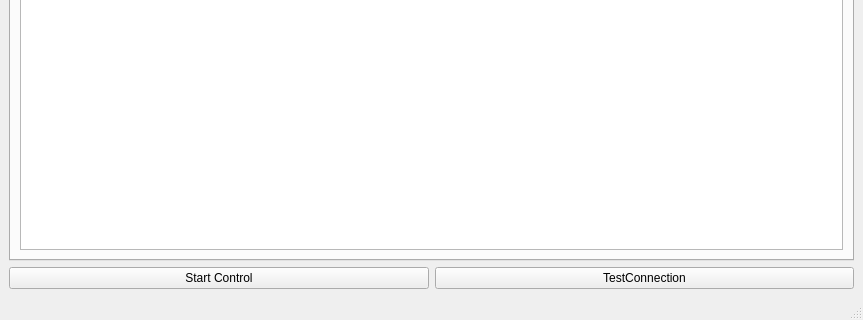
duqcyxwd/LeapRobot, file mainwindow.ui: the form before one commit; both pictures show x 0 to 863 and y 318 to 638 of the 863 by 638 pixel window.
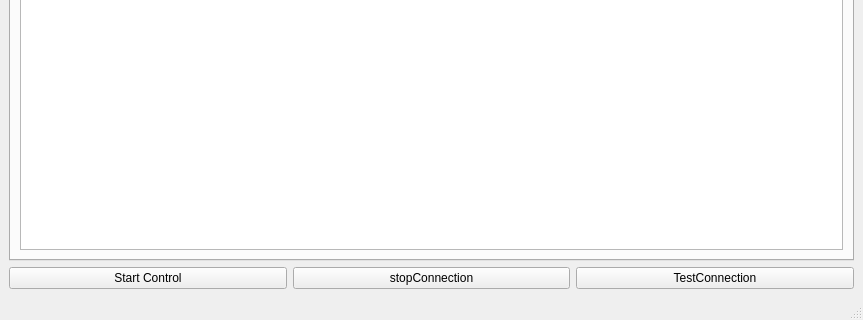
The form after the commit.

Commit message: update connection between mainWindow and control window

```diff
--- a/mainwindow.ui
+++ b/mainwindow.ui
@@ -67,6 +67,13 @@
         </property>
        </widget>
       </item>
+      <item>
+       <widget class="QPushButton" name="stopConnection">
+        <property name="text">
+         <string>stopConnection</string>
+        </property>
+       </widget>
+      </item>
       <item>
        <widget class="QPushButton" name="pushButton">
         <property name="text">
```
The commit also changes 2 other files.
